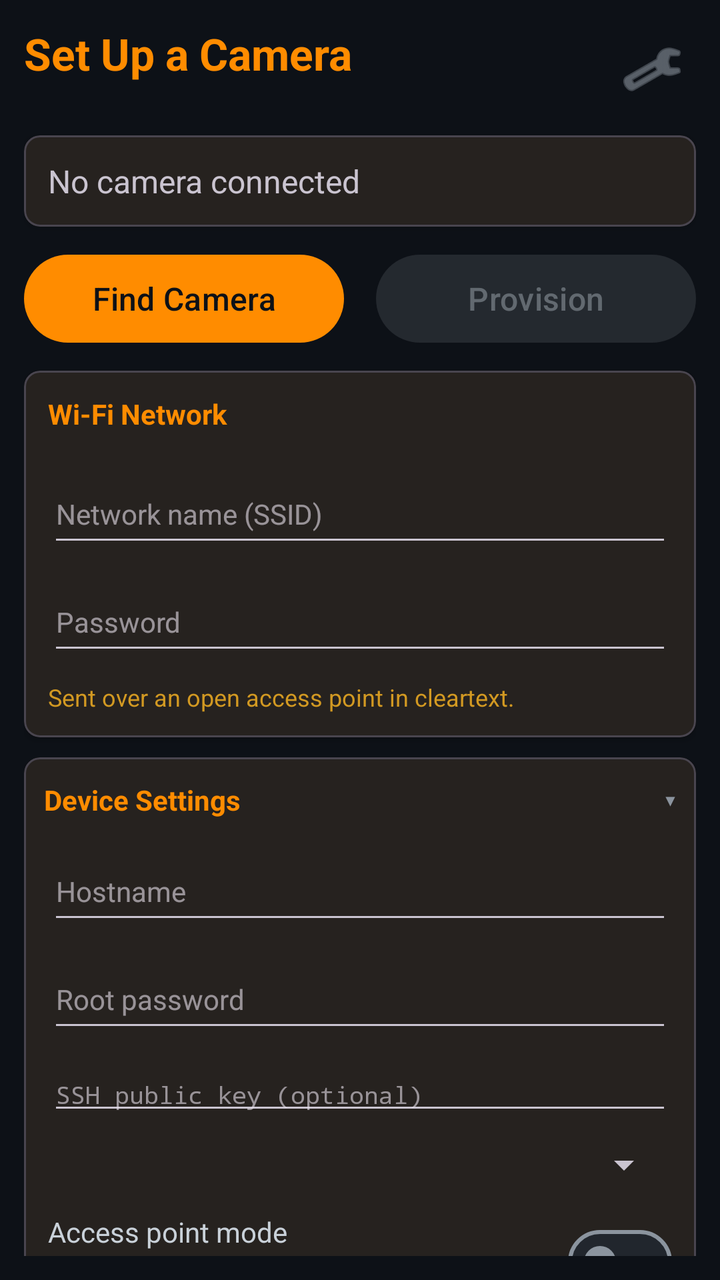
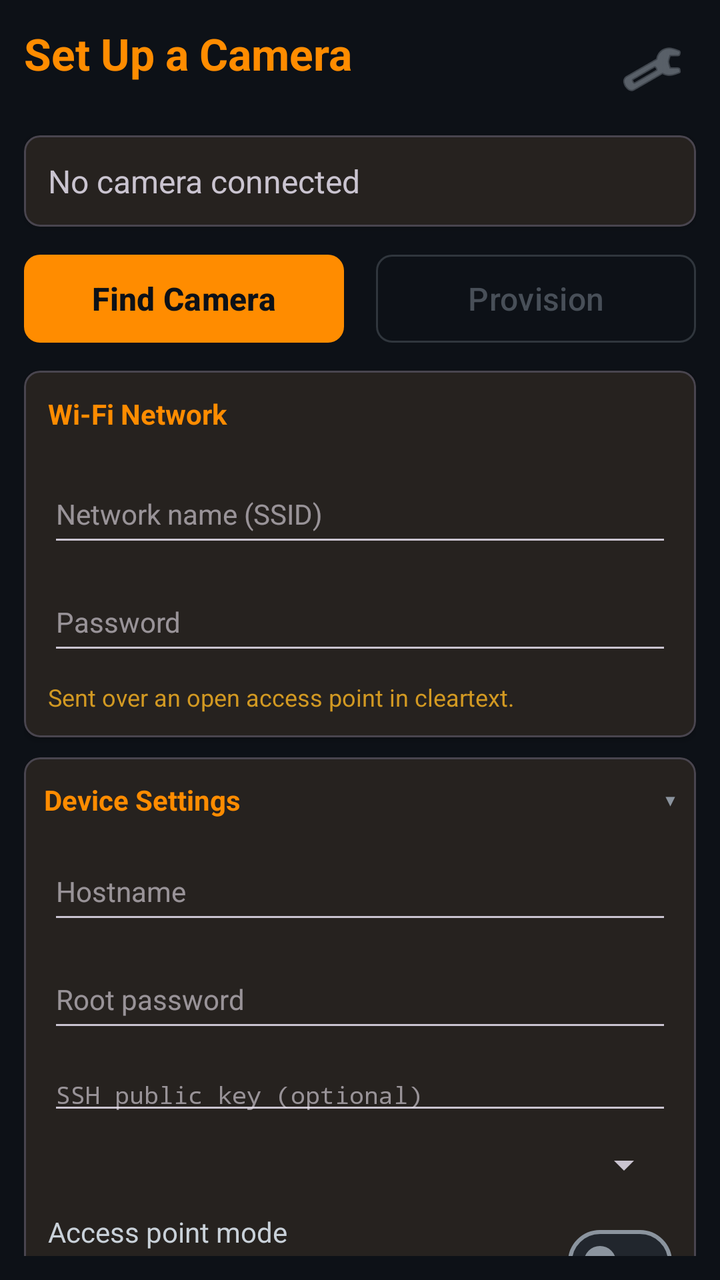

The first picture is an Android layout as it rendered before a commit; the second is the same layout after the commit. The layout source and the unified diff follow.
<!-- AndroidManifest.xml: application theme Theme.Thingino -->
<!-- res/layout/activity_provision.xml -->
<?xml version="1.0" encoding="utf-8"?>
<LinearLayout xmlns:android="http://schemas.android.com/apk/res/android"
    xmlns:app="http://schemas.android.com/apk/res-auto"
    xmlns:tools="http://schemas.android.com/tools"
    android:layout_width="match_parent"
    android:layout_height="match_parent"
    android:orientation="vertical"
    android:padding="12dp"
    tools:context=".ProvisionActivity">

<ScrollView
    android:layout_width="match_parent"
    android:layout_height="0dp"
    android:layout_weight="1"
    android:fillViewport="true"
    android:scrollbars="none">

<LinearLayout
    android:layout_width="match_parent"
    android:layout_height="wrap_content"
    android:orientation="vertical">

    
    <LinearLayout
        android:layout_width="match_parent"
        android:layout_height="wrap_content"
        android:orientation="horizontal"
        android:gravity="center_vertical"
        android:layout_marginBottom="10dp">

        <LinearLayout
            android:layout_width="0dp"
            android:layout_height="wrap_content"
            android:layout_weight="1"
            android:orientation="vertical">

            <TextView
                android:layout_width="match_parent"
                android:layout_height="wrap_content"
                android:text="@string/screen_provision"
                android:textSize="22sp"
                android:textStyle="bold"
                android:textColor="@color/primary" />

            <TextView
                android:id="@+id/versionText"
                android:layout_width="match_parent"
                android:layout_height="wrap_content"
                android:textSize="12sp"
                android:textColor="@color/on_surface_variant" />
        </LinearLayout>

        <ImageButton
            android:id="@+id/settingsButton"
            android:layout_width="44dp"
            android:layout_height="44dp"
            android:src="@android:drawable/ic_menu_preferences"
            android:background="?attr/selectableItemBackgroundBorderless"
            android:contentDescription="@string/settings"
            app:tint="@color/on_surface_variant" />
    </LinearLayout>

    
    <com.google.android.material.card.MaterialCardView
        android:layout_width="match_parent"
        android:layout_height="wrap_content"
        android:layout_marginBottom="10dp"
        app:cardElevation="2dp"
        app:cardCornerRadius="8dp">

        <LinearLayout
            android:layout_width="match_parent"
            android:layout_height="wrap_content"
            android:orientation="vertical"
            android:padding="12dp">

            <TextView
                android:id="@+id/statusText"
                android:layout_width="match_parent"
                android:layout_height="wrap_content"
                android:text="@string/status_no_camera"
                android:textSize="16sp"
                android:drawablePadding="8dp" />

            
            <TextView
                android:id="@+id/cameraText"
                android:layout_width="match_parent"
                android:layout_height="wrap_content"
                android:textSize="14sp"
                android:textColor="@color/primary"
                android:textStyle="bold"
                android:layout_marginTop="4dp"
                android:visibility="gone" />

            <TextView
                android:id="@+id/buildText"
                android:layout_width="match_parent"
                android:layout_height="wrap_content"
                android:fontFamily="monospace"
                android:textSize="12sp"
                android:textColor="@color/on_surface_variant"
                android:layout_marginTop="4dp"
                android:visibility="gone" />
        </LinearLayout>
    </com.google.android.material.card.MaterialCardView>

    
    <LinearLayout
        android:layout_width="match_parent"
        android:layout_height="wrap_content"
        android:orientation="horizontal"
        android:layout_marginBottom="10dp">

        <com.google.android.material.button.MaterialButton
            android:id="@+id/findButton"
            android:layout_width="0dp"
            android:layout_height="52dp"
            android:layout_weight="1"
            android:layout_marginEnd="8dp"
            android:text="@string/btn_find"
            android:textSize="16sp"
            style="@style/Widget.Material3.Button" />

        <com.google.android.material.button.MaterialButton
            android:id="@+id/provisionButton"
            android:layout_width="0dp"
            android:layout_height="52dp"
            android:layout_weight="1"
            android:layout_marginStart="8dp"
            android:text="@string/btn_provision"
            android:textSize="16sp"
            android:enabled="false"
            style="@style/Widget.Material3.Button.TonalButton" />
    </LinearLayout>

    
    <com.google.android.material.card.MaterialCardView
        android:id="@+id/wifiCard"
        android:layout_width="match_parent"
        android:layout_height="wrap_content"
        android:layout_marginBottom="10dp"
        app:cardElevation="2dp"
        app:cardCornerRadius="8dp">

        <LinearLayout
            android:layout_width="match_parent"
            android:layout_height="wrap_content"
            android:orientation="vertical"
            android:padding="12dp">

            <TextView
                android:layout_width="match_parent"
                android:layout_height="wrap_content"
                android:text="@string/wifi_title"
                android:textSize="14sp"
                android:textStyle="bold"
                android:textColor="@color/primary"
                android:layout_marginBottom="8dp" />

            
            <Spinner
                android:id="@+id/ssidSpinner"
                android:layout_width="match_parent"
                android:layout_height="wrap_content"
                android:visibility="gone" />

            <EditText
                android:id="@+id/ssidInput"
                android:layout_width="match_parent"
                android:layout_height="46dp"
                android:layout_marginTop="8dp"
                android:hint="@string/hint_ssid"
                android:inputType="text"
                android:importantForAutofill="no"
                android:textSize="14sp" />

            <EditText
                android:id="@+id/passInput"
                android:layout_width="match_parent"
                android:layout_height="46dp"
                android:layout_marginTop="8dp"
                android:hint="@string/hint_pass"
                android:inputType="textPassword"
                android:autofillHints="password"
                android:textSize="14sp" />

            <TextView
                android:id="@+id/wifiWarning"
                android:layout_width="match_parent"
                android:layout_height="wrap_content"
                android:layout_marginTop="8dp"
                android:text="@string/wifi_cleartext_warning"
                android:textSize="12sp"
                android:textColor="@color/warning" />
        </LinearLayout>
    </com.google.android.material.card.MaterialCardView>

    
    <com.google.android.material.card.MaterialCardView
        android:id="@+id/deviceCard"
        android:layout_width="match_parent"
        android:layout_height="wrap_content"
        android:layout_marginBottom="10dp"
        app:cardElevation="2dp"
        app:cardCornerRadius="8dp">

        <LinearLayout
            android:layout_width="match_parent"
            android:layout_height="wrap_content"
            android:orientation="vertical">

            <LinearLayout
                android:id="@+id/deviceHeader"
                android:layout_width="match_parent"
                android:layout_height="wrap_content"
                android:orientation="horizontal"
                android:gravity="center_vertical"
                android:padding="10dp"
                android:clickable="true"
                android:focusable="true"
                android:background="?attr/selectableItemBackground">

                <TextView
                    android:layout_width="0dp"
                    android:layout_height="wrap_content"
                    android:layout_weight="1"
                    android:text="@string/device_title"
                    android:textSize="14sp"
                    android:textStyle="bold"
                    android:textColor="@color/primary" />

                <TextView
                    android:id="@+id/deviceChevron"
                    android:layout_width="wrap_content"
                    android:layout_height="wrap_content"
                    android:text="▾"
                    android:textSize="16sp"
                    android:textColor="@color/on_surface_variant"
                    tools:ignore="HardcodedText" />
            </LinearLayout>

            <LinearLayout
                android:id="@+id/deviceBody"
                android:layout_width="match_parent"
                android:layout_height="wrap_content"
                android:orientation="vertical"
                android:paddingStart="12dp"
                android:paddingEnd="12dp"
                android:paddingBottom="12dp">

                
                <EditText
                    android:id="@+id/hostnameInput"
                    android:layout_width="match_parent"
                    android:layout_height="46dp"
                    android:hint="@string/hint_hostname"
                    android:inputType="text"
                    android:importantForAutofill="no"
                    android:textSize="14sp" />

                <EditText
                    android:id="@+id/rootPassInput"
                    android:layout_width="match_parent"
                    android:layout_height="46dp"
                    android:layout_marginTop="8dp"
                    android:hint="@string/hint_rootpass"
                    android:inputType="textPassword"
                    android:autofillHints="newPassword"
                    android:textSize="14sp" />

                <EditText
                    android:id="@+id/pubkeyInput"
                    android:layout_width="match_parent"
                    android:layout_height="wrap_content"
                    android:layout_marginTop="8dp"
                    android:hint="@string/hint_pubkey"
                    android:inputType="textMultiLine"
                    android:maxLines="2"
                    android:importantForAutofill="no"
                    android:fontFamily="monospace"
                    android:textSize="12sp" />

                <Spinner
                    android:id="@+id/timezoneSpinner"
                    android:layout_width="match_parent"
                    android:layout_height="wrap_content"
                    android:layout_marginTop="8dp" />

                <LinearLayout
                    android:layout_width="match_parent"
                    android:layout_height="wrap_content"
                    android:orientation="horizontal"
                    android:gravity="center_vertical"
                    android:layout_marginTop="12dp">

                    <LinearLayout
                        android:layout_width="0dp"
                        android:layout_height="wrap_content"
                        android:layout_weight="1"
                        android:orientation="vertical">

                        <TextView
                            android:layout_width="match_parent"
                            android:layout_height="wrap_content"
                            android:text="@string/device_ap_mode"
                            android:textColor="@color/on_surface" />

                        <TextView
                            android:layout_width="match_parent"
                            android:layout_height="wrap_content"
                            android:text="@string/device_ap_mode_desc"
                            android:textSize="12sp"
                            android:textColor="@color/on_surface_variant" />
                    </LinearLayout>

                    <com.google.android.material.materialswitch.MaterialSwitch
                        android:id="@+id/apModeSwitch"
                        android:layout_width="wrap_content"
                        android:layout_height="wrap_content"
                        app:thumbTint="@color/switch_thumb_tint"
                        app:trackTint="@color/switch_track_tint"
                        app:trackDecorationTint="@color/switch_track_decoration_tint" />
                </LinearLayout>

            </LinearLayout>
        </LinearLayout>
    </com.google.android.material.card.MaterialCardView>

    
    <com.google.android.material.button.MaterialButton
        android:id="@+id/discoverButton"
        android:layout_width="match_parent"
        android:layout_height="46dp"
        android:layout_marginBottom="10dp"
        android:text="@string/btn_discover"
        android:textSize="14sp"
        style="@style/Widget.Material3.Button.OutlinedButton" />

    
    <ProgressBar
        android:id="@+id/progressBar"
        style="@style/Widget.AppCompat.ProgressBar.Horizontal"
        android:layout_width="match_parent"
        android:layout_height="wrap_content"
        android:max="100"
        android:visibility="gone"
        android:layout_marginBottom="4dp" />

    <TextView
        android:id="@+id/progressText"
        android:layout_width="match_parent"
        android:layout_height="wrap_content"
        android:textSize="12sp"
        android:visibility="gone"
        android:layout_marginBottom="8dp" />

</LinearLayout>
</ScrollView>

    
    <com.google.android.material.card.MaterialCardView
        android:id="@+id/logCard"
        android:layout_width="match_parent"
        android:layout_height="200dp"
        android:layout_marginTop="12dp"
        android:visibility="gone"
        app:cardElevation="1dp"
        app:cardCornerRadius="8dp">

        <ScrollView
            android:id="@+id/logScroll"
            android:scrollbars="none"
            android:layout_width="match_parent"
            android:layout_height="match_parent"
            android:padding="12dp"
            android:background="@color/log_background">

            <TextView
                android:id="@+id/logText"
                android:layout_width="match_parent"
                android:layout_height="wrap_content"
                android:fontFamily="monospace"
                android:textSize="11sp"
                android:textColor="?android:attr/textColorPrimary"
                android:lineSpacingExtra="2dp" />
        </ScrollView>
    </com.google.android.material.card.MaterialCardView>

</LinearLayout>
<!-- resources referenced by this layout -->
<resources>
  <color name="log_background">#010409</color>
  <color name="on_surface">#C9D1D9</color>
  <color name="on_surface_variant">#8B949E</color>
  <color name="primary">#FF8C00</color>
  <color name="warning">#D29922</color>
  <string name="btn_discover">Find on network</string>
  <string name="btn_find">Find Camera</string>
  <string name="btn_provision">Provision</string>
  <string name="device_ap_mode">Access point mode</string>
  <string name="device_ap_mode_desc">Camera hosts its own network instead of joining one</string>
  <string name="device_title">Device Settings</string>
  <string name="hint_hostname">Hostname</string>
  <string name="hint_pass">Password</string>
  <string name="hint_pubkey">SSH public key (optional)</string>
  <string name="hint_rootpass">Root password</string>
  <string name="hint_ssid">Network name (SSID)</string>
  <string name="screen_provision">Set Up a Camera</string>
  <string name="settings">Settings</string>
  <string name="status_no_camera">No camera connected</string>
  <string name="wifi_cleartext_warning">Sent over an open access point in cleartext.</string>
  <string name="wifi_title">Wi-Fi Network</string>
  <style name="Theme.Thingino" parent="Theme.Material3.Dark.NoActionBar">
          <item name="colorPrimary">@color/primary</item>
          <item name="colorPrimaryContainer">@color/primary_container</item>
          <item name="colorOnPrimary">@color/on_primary</item>
          <item name="colorSecondary">@color/secondary</item>
          <item name="colorSurface">@color/surface</item>
          <item name="colorSurfaceVariant">@color/surface_variant</item>
          <item name="colorOnSurface">@color/on_surface</item>
          <item name="colorOnSurfaceVariant">@color/on_surface_variant</item>
          <item name="colorOutline">@color/outline</item>
          <item name="colorError">@color/error</item>
          <item name="android:colorBackground">@color/background</item>
          <item name="android:statusBarColor">@color/background</item>
          <item name="android:navigationBarColor">@color/background</item>
          <item name="android:windowBackground">@color/background</item>
      </style>
  <color name="primary_container">#3D2800</color>
  <color name="on_primary">#0D1117</color>
  <color name="secondary">#FF8C00</color>
  <color name="surface">#161B22</color>
  <color name="surface_variant">#21262D</color>
  <color name="outline">#30363D</color>
  <color name="error">#F85149</color>
  <color name="background">#0D1117</color>
</resources>

<!-- the commit's change to res/layout/activity_provision.xml (unified diff, before → after) -->
@@ -120,7 +120,7 @@
             android:layout_marginEnd="8dp"
             android:text="@string/btn_find"
             android:textSize="16sp"
-            style="@style/Widget.Material3.Button" />
+            style="@style/Widget.Thingino.Button" />
 
         <com.google.android.material.button.MaterialButton
             android:id="@+id/provisionButton"
@@ -131,7 +131,7 @@
             android:text="@string/btn_provision"
             android:textSize="16sp"
             android:enabled="false"
-            style="@style/Widget.Material3.Button.TonalButton" />
+            style="@style/Widget.Thingino.Button.Outlined.Accent" />
     </LinearLayout>
 
     
@@ -335,7 +335,7 @@
         android:layout_marginBottom="10dp"
         android:text="@string/btn_discover"
         android:textSize="14sp"
-        style="@style/Widget.Material3.Button.OutlinedButton" />
+        style="@style/Widget.Thingino.Button.Outlined" />
 
     
     <ProgressBar
<!-- resource entries referenced after the edit -->
@@ -21,6 +21,27 @@
   <string name="status_no_camera">No camera connected</string>
   <string name="wifi_cleartext_warning">Sent over an open access point in cleartext.</string>
   <string name="wifi_title">Wi-Fi Network</string>
+  <style name="Widget.Thingino.Button" parent="Widget.Material3.Button">
+          <item name="backgroundTint">@color/btn_filled_bg</item>
+          <item name="android:textColor">@color/btn_filled_text</item>
+          <item name="strokeColor">@color/btn_filled_stroke</item>
+          <item name="strokeWidth">1dp</item>
+          <item name="android:textStyle">bold</item>
+          <item name="cornerRadius">8dp</item>
+          <item name="rippleColor">@color/on_primary</item>
+      </style>
+  <style name="Widget.Thingino.Button.Outlined" parent="Widget.Material3.Button.OutlinedButton">
+          <item name="android:textColor">@color/btn_secondary_text</item>
+          <item name="strokeColor">@color/btn_secondary_stroke</item>
+          <item name="strokeWidth">1dp</item>
+          <item name="cornerRadius">8dp</item>
+          <item name="rippleColor">@color/on_surface_variant</item>
+      </style>
+  <style name="Widget.Thingino.Button.Outlined.Accent">
+          <item name="android:textColor">@color/btn_accent_text</item>
+          <item name="strokeColor">@color/btn_accent_stroke</item>
+          <item name="rippleColor">@color/primary</item>
+      </style>
   <style name="Theme.Thingino" parent="Theme.Material3.Dark.NoActionBar">
           <item name="colorPrimary">@color/primary</item>
           <item name="colorPrimaryContainer">@color/primary_container</item>
